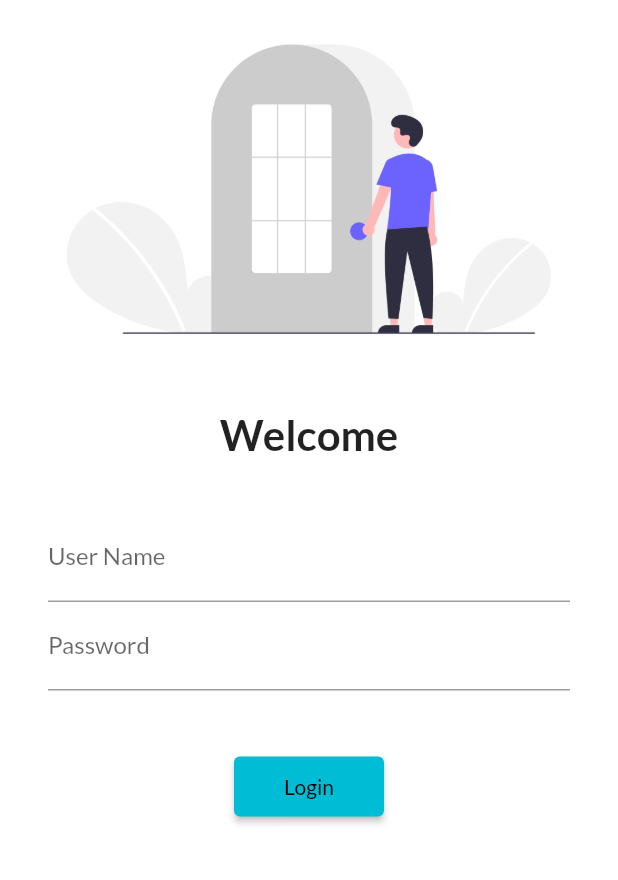
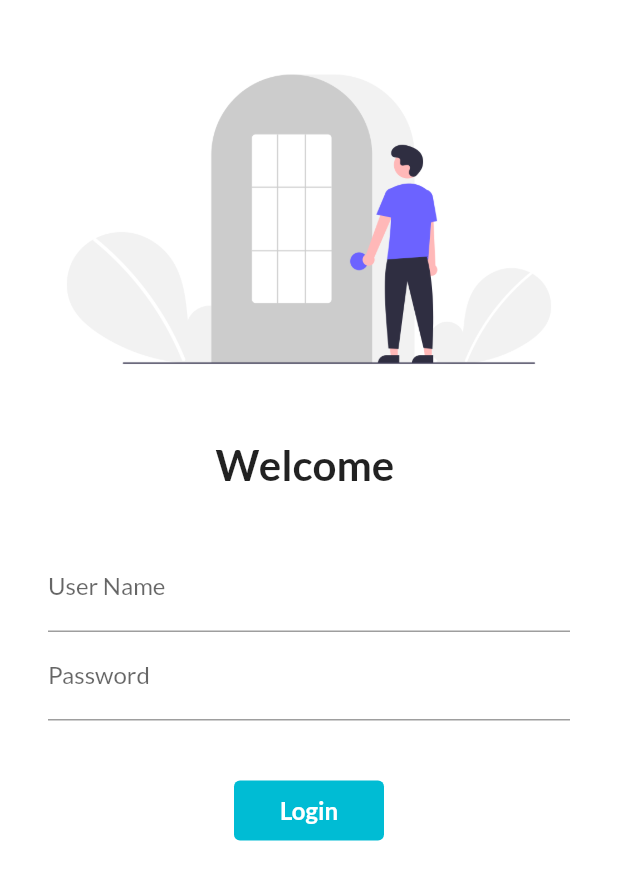
Before and after one commit to Sudarsh1010/flutter_application_1, a Flutter app: the screen it shows after launch, on a phone screen of 412 x 824 dp. Shown: the top 880 px of the screen. Run offline on Flutter 3.47's test engine with Material 2 defaults, Android fonts, the phone set to English and light mode, and no system bars; our stand-ins replace google_fonts.

Commit message:
Day 6 completed

```diff
--- a/lib/pages/login_page.dart
+++ b/lib/pages/login_page.dart
@@ -1,8 +1,15 @@
 import 'package:flutter/material.dart';
 import 'package:flutter_application_1/utils/routes.dart';
 
-class LoginPage extends StatelessWidget {
+class LoginPage extends StatefulWidget {
+  @override
+  State<LoginPage> createState() => _LoginPageState();
+}
+
+class _LoginPageState extends State<LoginPage> {
   // const LoginPage({Key? key}) : super(key: key);
+  String name = "";
+  bool changeButton = false;
 
   @override
   Widget build(BuildContext context) {
@@ -11,6 +18,9 @@ class LoginPage extends StatelessWidget {
       child: SingleChildScrollView(
         child: Column(
           children: [
+            SizedBox(
+              height: 20.0,
+            ),
             Image.asset(
               "assets/images/login_image.png",
               fit: BoxFit.cover,
@@ -19,7 +29,7 @@ class LoginPage extends StatelessWidget {
               height: 20.0,
             ),
             Text(
-              "Welcome",
+              "Welcome $name",
               style: TextStyle(
                 fontSize: 28,
                 fontWeight: FontWeight.bold,
@@ -33,13 +43,17 @@ class LoginPage extends StatelessWidget {
                   const EdgeInsets.symmetric(vertical: 16.0, horizontal: 32.0),
               child: Column(
                 children: [
-                  TextField(
+                  TextFormField(
                     decoration: InputDecoration(
                       hintText: "Enter your User Name",
                       labelText: "User Name",
                     ),
+                    onChanged: (val) {
+                      name = val;
+                      setState(() {});
+                    },
                   ),
-                  TextField(
+                  TextFormField(
                     obscureText: true,
                     decoration: InputDecoration(
                       hintText: "Enter your Password",
@@ -49,13 +63,49 @@ class LoginPage extends StatelessWidget {
                   SizedBox(
                     height: 40.0,
                   ),
-                  ElevatedButton(
-                    child: Text("Login"),
-                    style: TextButton.styleFrom(minimumSize: Size(100, 40)),
-                    onPressed: () {
+                  // ElevatedButton(
+                  //   child: Text("Login"),
+                  //   style: TextButton.styleFrom(minimumSize: Size(100, 40)),
+                  //   onPressed: () {
+                  //     Navigator.pushNamed(context, MyRoutes.homeRoute);
+                  //   },
+                  // )
+
+                  InkWell(
+                    onTap: () async {
+                      setState(() {
+                        changeButton = true;
+                      });
+
+                      await Future.delayed(Duration(milliseconds: 500));
                       Navigator.pushNamed(context, MyRoutes.homeRoute);
                     },
-                  )
+                    child: AnimatedContainer(
+                      duration: Duration(milliseconds: 500),
+                      width: changeButton ? 40 : 100,
+                      height: 40,
+                      alignment: Alignment.center,
+                      child: changeButton
+                          ? Icon(
+                              Icons.done,
+                              color: Colors.white,
+                            )
+                          : Text(
+                              "Login",
+                              style: TextStyle(
+                                fontSize: 16,
+                                color: Colors.white,
+                                fontWeight: FontWeight.bold,
+                              ),
+                            ),
+                      decoration: BoxDecoration(
+                        color: Colors.cyan,
+                        borderRadius: changeButton
+                            ? BorderRadius.circular(25)
+                            : BorderRadius.circular(4),
+                      ),
+                    ),
+                  ),
                 ],
               ),
             )
```
